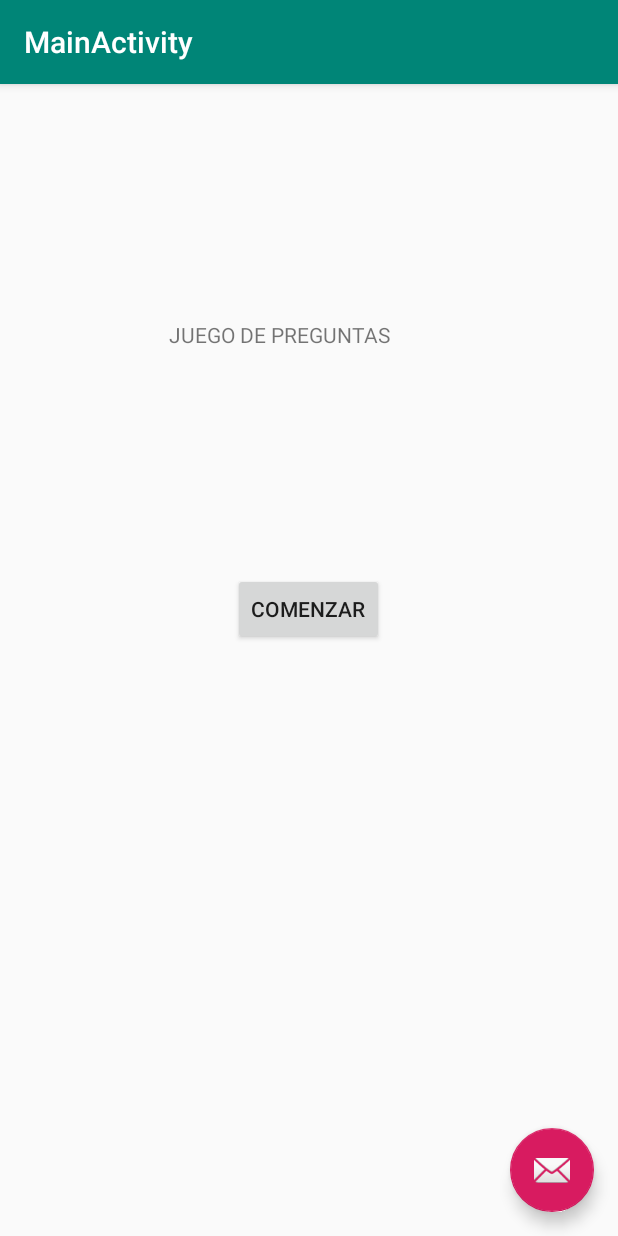
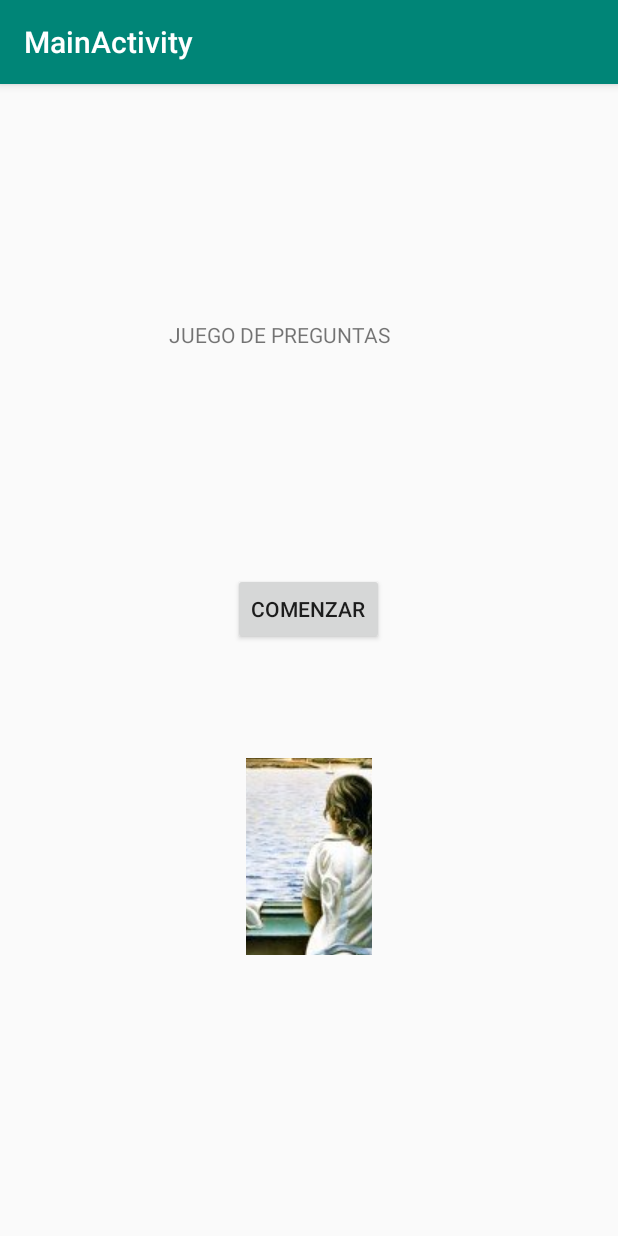
Before and after one commit to HectorM15/Moviles, an Android app: the screen it shows after launch (MainActivity), on a phone screen of 412 x 824 dp. Run offline under Robolectric (Android 15) with nearby library versions, the phone set to English and light mode, and no system bars.

Commit message:
Add images

```diff
--- a/Practica1Moviles/app/src/main/res/layout/activity_main.xml
+++ b/Practica1Moviles/app/src/main/res/layout/activity_main.xml
@@ -22,12 +22,6 @@
 
     <include layout="@layout/content_main" />
 
-    <android.support.design.widget.FloatingActionButton
-        android:id="@+id/fab"
-        android:layout_width="wrap_content"
-        android:layout_height="wrap_content"
-        android:layout_gravity="bottom|end"
-        android:layout_margin="@dimen/fab_margin"
-        app:srcCompat="@android:drawable/ic_dialog_email" />
+
 
 </android.support.design.widget.CoordinatorLayout>
--- a/Practica1Moviles/app/src/main/res/layout/content_main.xml
+++ b/Practica1Moviles/app/src/main/res/layout/content_main.xml
@@ -17,7 +17,7 @@
         android:layout_marginEnd="176dp"
         android:layout_marginBottom="546dp"
         android:padding="30dp"
-        android:text="JUEGO DE PREGUNTAS RANDOM"
+        android:text="@string/title_game"
         app:layout_constraintBottom_toBottomOf="parent"
         app:layout_constraintEnd_toEndOf="parent"
         app:layout_constraintStart_toStartOf="parent"
@@ -31,10 +31,24 @@
         android:layout_marginTop="97dp"
         android:layout_marginEnd="156dp"
         android:layout_marginBottom="371dp"
-        android:text="Comenzar"
+        android:text="@string/begin_game"
         android:onClick="beginGame"
         app:layout_constraintBottom_toBottomOf="parent"
         app:layout_constraintEnd_toEndOf="parent"
         app:layout_constraintStart_toStartOf="parent"
         app:layout_constraintTop_toBottomOf="@+id/textView" />
+
+    <ImageButton
+        android:id="@+id/imageButton"
+        android:layout_width="84dp"
+        android:layout_height="131dp"
+        android:layout_marginStart="163dp"
+        android:layout_marginTop="64dp"
+        android:layout_marginEnd="164dp"
+        android:layout_marginBottom="176dp"
+        app:layout_constraintBottom_toBottomOf="parent"
+        app:layout_constraintEnd_toEndOf="parent"
+        app:layout_constraintStart_toStartOf="parent"
+        app:layout_constraintTop_toBottomOf="@+id/btnBeginGame"
+        app:srcCompat="@drawable/dali" />
 </android.support.constraint.ConstraintLayout>
--- a/Practica1Moviles/app/src/main/res/values/strings.xml
+++ b/Practica1Moviles/app/src/main/res/values/strings.xml
@@ -1,4 +1,6 @@
 <resources>
     <string name="app_name">Juego de preguntas</string>
+    <string name="begin_game">Comenzar</string>
+    <string name="title_game">JUEGO DE PREGUNTAS RANDOM</string>
     <string name="title_activity_main">MainActivity</string>
 </resources>
```
Also changed, not shown: Practica1Moviles/app/src/main/res/drawable/dali.jpg (added), Practica1Moviles/app/src/main/res/drawable/picasso.jpg (added), Practica1Moviles/app/src/main/res/drawable/vg.jpg (added).
